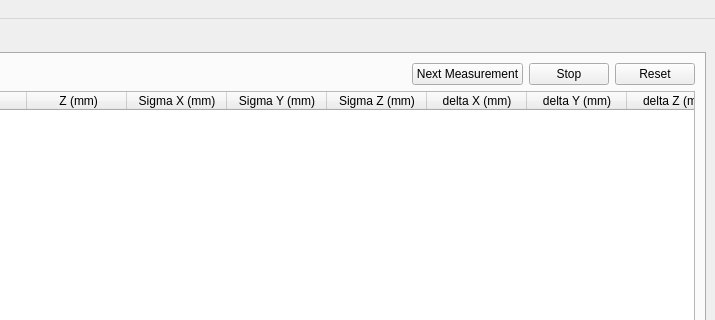
First picture: the form in ADEPO/ATLAS_BCAM.ui, repository CERN/atlas-adepo, before the edit; both pictures show x 594 to 1309 and y 0 to 320 of the 1309 by 747 pixel window.
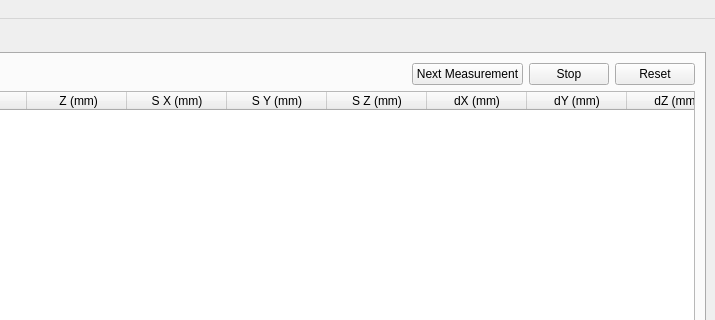
Second picture: the form after the edit. Icons and pictures are not drawn.

Commit message: Made table smaller

Patch:
```diff
--- a/ADEPO/ATLAS_BCAM.ui
+++ b/ADEPO/ATLAS_BCAM.ui
@@ -546,32 +546,32 @@
             </column>
             <column>
              <property name="text">
-              <string>Sigma X (mm)</string>
+              <string>S X (mm)</string>
              </property>
             </column>
             <column>
              <property name="text">
-              <string>Sigma Y (mm)</string>
+              <string>S Y (mm)</string>
              </property>
             </column>
             <column>
              <property name="text">
-              <string>Sigma Z (mm)</string>
+              <string>S Z (mm)</string>
              </property>
             </column>
             <column>
              <property name="text">
-              <string>delta X (mm)</string>
+              <string>dX (mm)</string>
              </property>
             </column>
             <column>
              <property name="text">
-              <string>delta Y (mm)</string>
+              <string>dY (mm)</string>
              </property>
             </column>
             <column>
              <property name="text">
-              <string>delta Z (mm)</string>
+              <string>dZ (mm)</string>
              </property>
             </column>
            </widget>
```
The commit also changes 1 other file.
